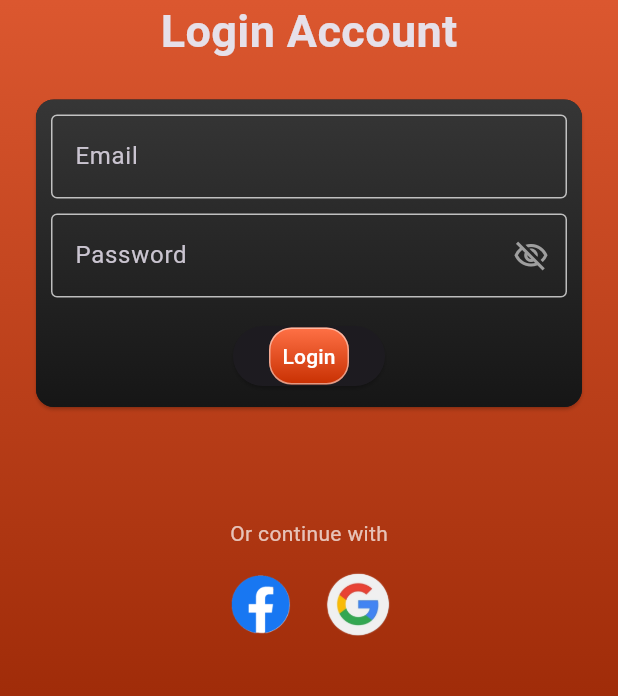
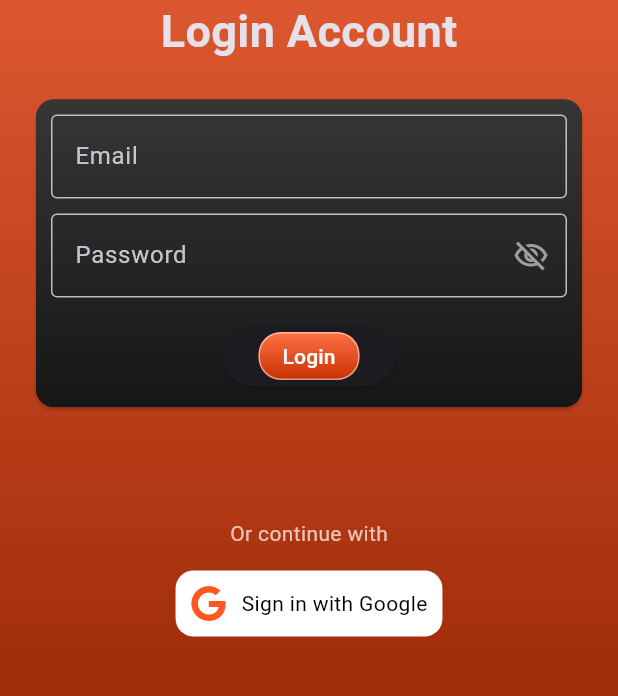
Before and after one commit to Sadxjoker/My_Quick_Movies_App, a Flutter app: the screen it shows after launch, after a tap on "Sign In", on a phone screen of 412 x 824 dp, the part 415-1111 px from its top. Run offline on Flutter 3.47's test engine with Material 3 defaults, Android fonts, the phone set to English and light mode, and no system bars; our stand-ins replace carousel_slider, font_awesome_flutter, get, google_sign_in, supabase_flutter; accounts and stored records are empty.

Commit message:
Update build configuration, implement Google Sign-In, and enhance user profile management
- Modified build.gradle to include signing configurations and updated SDK versions.
- Updated AndroidManifest.xml to add internet permission.
- Enhanced Login_Screen.dart for Google Sign-In functionality.
- Improved Profile_Screen.dart to fetch and display user profile data.
- Refactored SignUp_controller.dart to support Google Sign-In and user profile retrieval.
- Added theme change debug logging in theme_controller.dart.
- Registered Google Sign-In plugin in GeneratedPluginRegistrant.swift.
- Updated pubspec.yaml and pubspec.lock to include new dependencies.

```diff
--- a/lib/Login_Screen.dart
+++ b/lib/Login_Screen.dart
@@ -1,8 +1,9 @@
 import 'package:flutter/material.dart';
+import 'package:font_awesome_flutter/font_awesome_flutter.dart';
 import 'package:get/get.dart';
+import 'package:quickmovies/controllers/SignUp_controller.dart';
 import 'package:quickmovies/main.dart';
 import 'package:supabase_flutter/supabase_flutter.dart';
-import 'package:url_launcher/url_launcher.dart';
 
 class LoginScreen extends StatefulWidget {
   const LoginScreen({super.key});
@@ -47,15 +48,6 @@ class _LoginScreenState extends State<LoginScreen> {
       Get.snackbar("Error", e.toString());
     } finally {
       setState(() => isLoading = false);
-    }
-  }
-
-  void _launchURL(String url) async {
-    final uri = Uri.parse(url);
-    if (await canLaunchUrl(uri)) {
-      await launchUrl(uri, mode: LaunchMode.externalApplication);
-    } else {
-      Get.snackbar("Error", "Could not launch $url");
     }
   }
 
@@ -172,13 +164,13 @@ class _LoginScreenState extends State<LoginScreen> {
                                               color: Colors.deepOrangeAccent,
                                             )
                                           : Container(
-                                              padding: EdgeInsets.all(8),
+                                              padding: EdgeInsets.symmetric(
+                                                  horizontal: 15, vertical: 5),
                                               decoration: BoxDecoration(
                                                 borderRadius:
                                                     BorderRadius.circular(15),
                                                 border: Border.all(
                                                     color: Colors.white
-                                                        // ignore: deprecated_member_use
                                                         .withOpacity(0.5)),
                                                 gradient: LinearGradient(
                                                     begin: Alignment.topCenter,
@@ -214,24 +206,28 @@ class _LoginScreenState extends State<LoginScreen> {
                         mainAxisAlignment: MainAxisAlignment.center,
                         children: [
                           GestureDetector(
-                            onTap: () {
-                              _launchURL("https://www.facebook.com");
+                            onTap: () async {
+                              final controller = Get.find<SignupController>();
+                              await controller.signInWithGoogle();
                             },
-                            child: Image.asset(
-                              'assets/icons/facebook.png',
-                              height: 45,
-                              width: 45,
-                            ),
-                          ),
-                          SizedBox(width: 20),
-                          GestureDetector(
-                            onTap: () {
-                              _launchURL("https://www.google.com");
-                            },
-                            child: Image.asset(
-                              'assets/icons/google.png',
-                              height: 45,
-                              width: 45,
+                            child: Container(
+                              padding: EdgeInsets.symmetric(
+                                  horizontal: 10, vertical: 10),
+                              decoration: BoxDecoration(
+                                  color: Colors.white,
+                                  borderRadius: BorderRadius.circular(12)),
+                              child: Row(
+                                children: [
+                                  Icon(
+                                    FontAwesomeIcons.google,
+                                    color: Colors.deepOrange,
+                                  ),
+                                  const SizedBox(width: 10),
+                                  const Text("Sign in with Google",
+                                      style: TextStyle(
+                                          color: Colors.black, fontSize: 14)),
+                                ],
+                              ),
                             ),
                           ),
                         ],
--- a/lib/controllers/theme_controller.dart
+++ b/lib/controllers/theme_controller.dart
@@ -25,5 +25,6 @@ class ThemeController extends GetxController {
 
   void changeTheme(AppTheme theme) {
     currentTheme.value = theme;
+    debugPrint(currentTheme.value.toString());
   }
 }
--- a/pubspec.yaml
+++ b/pubspec.yaml
@@ -36,6 +36,9 @@ dependencies:
   get: ^4.7.2
   supabase_flutter: ^2.9.1
   url_launcher: ^6.3.1
+  google_sign_in: ^6.2.1
+  get_storage: ^2.1.1
+  font_awesome_flutter: ^10.7.0
   # The following adds the Cupertino Icons font to your application.
   # Use with the CupertinoIcons class for iOS style icons.
 
```
Also changed, not shown: lib/Profile_Screen.dart (+43 -13 lines), lib/controllers/SignUp_controller.dart (+148 -4 lines), pubspec.lock, 3 other files.
